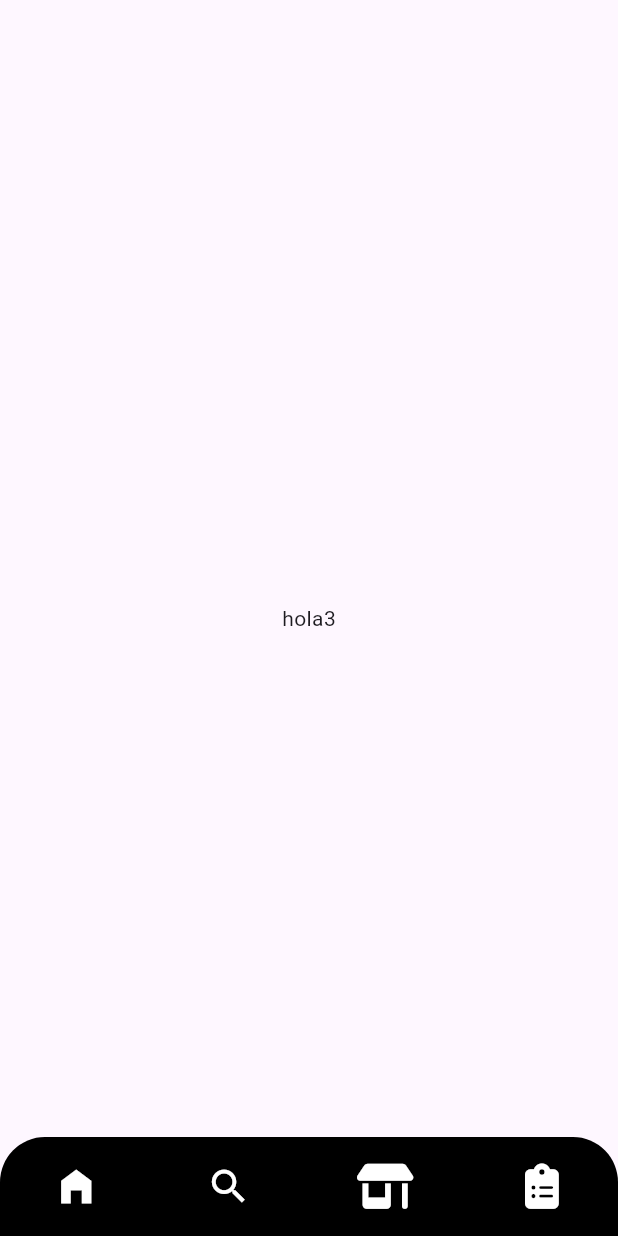
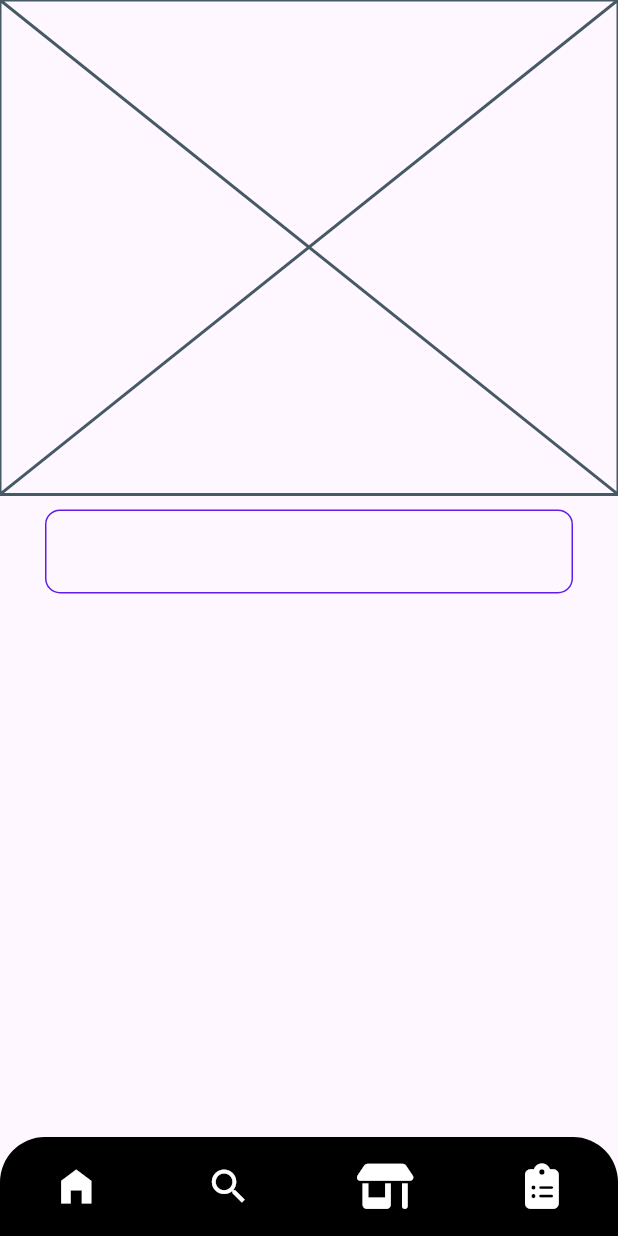
Before and after one commit to Victor78970513/ecommerce-inventary, a Flutter app: the screen it shows after launch, swiped to page 3, on a phone screen of 412 x 824 dp. Run offline on Flutter 3.47's test engine with Material 3 defaults, Android fonts, the phone set to English and light mode, and no system bars; our stand-ins replace bloc, cloud_firestore, firebase_core, flutter_bloc, font_awesome_flutter; accounts and stored records are empty.

Commit message:
createProductScreen started

```diff
--- /dev/null
+++ b/lib/presentation/createProduct/screens/create_product_screen.dart
@@ -0,0 +1,27 @@
+import 'package:flutter/material.dart';
+import 'package:yosyelan_inventary/presentation/createProduct/widgets/custom_text_form_field.dart';
+
+class CreateProductScreen extends StatelessWidget {
+  const CreateProductScreen({super.key});
+
+  @override
+  Widget build(BuildContext context) {
+    final size = MediaQuery.of(context).size;
+    return Scaffold(
+      body: SafeArea(
+        child: SingleChildScrollView(
+          child: Column(
+            children: [
+              Container(
+                height: size.height * 0.4,
+                width: size.width,
+                child: Placeholder(),
+              ),
+              CustomInputTextFormField(),
+            ],
+          ),
+        ),
+      ),
+    );
+  }
+}
--- /dev/null
+++ b/lib/presentation/createProduct/widgets/custom_text_form_field.dart
@@ -0,0 +1,52 @@
+import 'package:flutter/material.dart';
+
+class CustomInputTextFormField extends StatelessWidget {
+  final TextInputType? keyboardType;
+  final bool obscureText;
+  final String? hintText;
+  final String? labelText;
+  final String? helperText;
+  final String? initialValue;
+  final TextEditingController? textController;
+
+  const CustomInputTextFormField({
+    super.key,
+    this.keyboardType,
+    this.obscureText = false,
+    this.hintText,
+    this.labelText,
+    this.helperText,
+    this.initialValue,
+    this.textController,
+  });
+
+  @override
+  Widget build(BuildContext context) {
+    return Padding(
+      padding: const EdgeInsets.symmetric(vertical: 10, horizontal: 30),
+      child: TextFormField(
+        initialValue: initialValue,
+        autofocus: false,
+        controller: textController,
+        keyboardType: keyboardType,
+        obscureText: obscureText,
+        decoration: InputDecoration(
+            hintText: hintText,
+            labelText: labelText,
+            helperText: helperText,
+            floatingLabelStyle: const TextStyle(color: Color(0xff611DE4)),
+            floatingLabelBehavior: FloatingLabelBehavior.always,
+            enabledBorder: OutlineInputBorder(
+                borderSide: const BorderSide(color: Color(0xff611DE4)),
+                borderRadius: BorderRadius.circular(10)),
+            focusedBorder: OutlineInputBorder(
+              borderSide: const BorderSide(color: Color(0xff611DE4)),
+              // borderSide: const BorderSide(color: Colors.red),
+              borderRadius: BorderRadius.circular(10),
+            ),
+            border:
+                OutlineInputBorder(borderRadius: BorderRadius.circular(10))),
+      ),
+    );
+  }
+}
--- a/lib/presentation/home/screens/home_screen.dart
+++ b/lib/presentation/home/screens/home_screen.dart
@@ -1,5 +1,6 @@
 import 'package:flutter/material.dart';
 import 'package:flutter_bloc/flutter_bloc.dart';
+import 'package:yosyelan_inventary/presentation/createProduct/screens/create_product_screen.dart';
 import 'package:yosyelan_inventary/presentation/home/bloc/home_bloc_bloc.dart';
 import 'package:yosyelan_inventary/presentation/home/widgets/custom_navigationbar.dart';
 import 'package:yosyelan_inventary/presentation/products/screens/categorys_screen.dart';
@@ -26,7 +27,7 @@ class HomeScreen extends StatelessWidget {
             children: const [
               CategorysScreen(),
               SearchProductScreen(),
-              Center(child: Text("hola3")),
+              CreateProductScreen(),
               Center(child: Text("hola4")),
             ],
           ),
```
